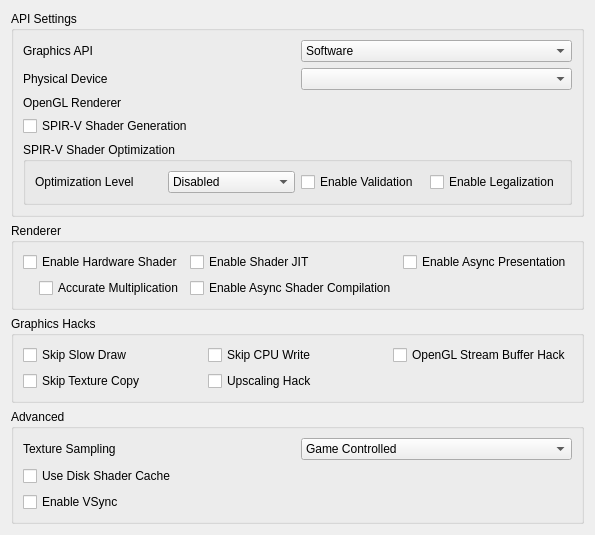
Above: src/citra_qt/configuration/configure_graphics.ui from yeager/Borked3DS before the change. Below: the same form after it.
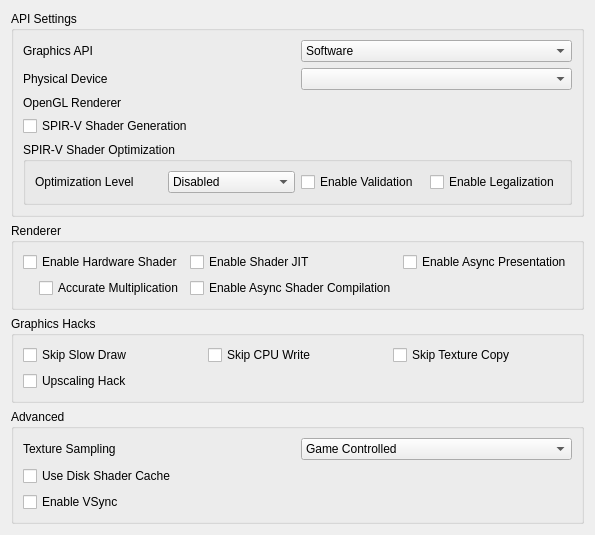
That is the form after the change.

Commit message:
Hack: Remove OpenGL Stream Buffer hack
It didn't really work.

Diff of the .ui file:
```diff
--- a/src/citra_qt/configuration/configure_graphics.ui
+++ b/src/citra_qt/configuration/configure_graphics.ui
@@ -311,7 +311,22 @@
      <property name="title">
       <string>Graphics Hacks</string>
      </property>
+     <layout class="QVBoxLayout" name="verticalLayout_6">
+      <item>
+       <widget class="QWidget" name="tweaksGrid" native="true">
      <layout class="QGridLayout" name="gridLayout_2">
+         <property name="leftMargin">
+          <number>0</number>
+         </property>
+         <property name="topMargin">
+          <number>0</number>
+         </property>
+         <property name="rightMargin">
+          <number>0</number>
+         </property>
+         <property name="bottomMargin">
+          <number>0</number>
+         </property>
       <item row="1" column="0">
        <widget class="QCheckBox" name="toggle_skip_slow_draw">
         <property name="toolTip">
@@ -322,7 +337,7 @@
         </property>
        </widget>
       </item>
-      <item row="2" column="0">
+         <item row="1" column="3">
        <widget class="QCheckBox" name="toggle_skip_texture_copy">
         <property name="toolTip">
          <string>&lt;html&gt;&lt;head/&gt;&lt;body&gt;&lt;p&gt;Skips the texture copy event from the rasterizer cache. May improve performance, but can cause visual artifacts.&lt;/p&gt;&lt;/body&gt;&lt;/html&gt;</string>
@@ -342,7 +357,7 @@
         </property>
        </widget>
       </item>
-      <item row="2" column="1">
+         <item row="2" column="0">
        <widget class="QCheckBox" name="toggle_upscaling_hack">
         <property name="toolTip">
          <string>&lt;html&gt;&lt;head/&gt;&lt;body&gt;&lt;p&gt;Overrides upscaling for dst_params. May fix texture ghosting for some games, but may crash other games as well.&lt;/p&gt;&lt;/body&gt;&lt;/html&gt;</string>
@@ -352,14 +367,7 @@
         </property>
        </widget>
       </item>
-      <item row="1" column="2">
-       <widget class="QCheckBox" name="toggle_gl_stream_buffer_hack">
-        <property name="toolTip">
-         <string>&lt;html&gt;&lt;head/&gt;&lt;body&gt;&lt;p&gt;OpenGL hack that attempts to manipulate only the buffer area that has changed without clearing the entire buffer. May cause visual artifacts.&lt;/p&gt;&lt;/body&gt;&lt;/html&gt;</string>
-        </property>
-        <property name="text">
-         <string>OpenGL Stream Buffer Hack</string>
-        </property>
+        </layout>
        </widget>
       </item>
      </layout>
@@ -370,7 +378,7 @@
      <property name="title">
       <string>Advanced</string>
      </property>
-     <layout class="QVBoxLayout" name="verticalLayout_6">
+     <layout class="QVBoxLayout" name="verticalLayout_7">
       <item>
        <widget class="QWidget" name="widget_texture_sampling" native="true">
         <layout class="QHBoxLayout" name="horizontalLayout_3">
```
Lines whose indentation alone changed are shown as unchanged. The commit also changes 10 other files.
